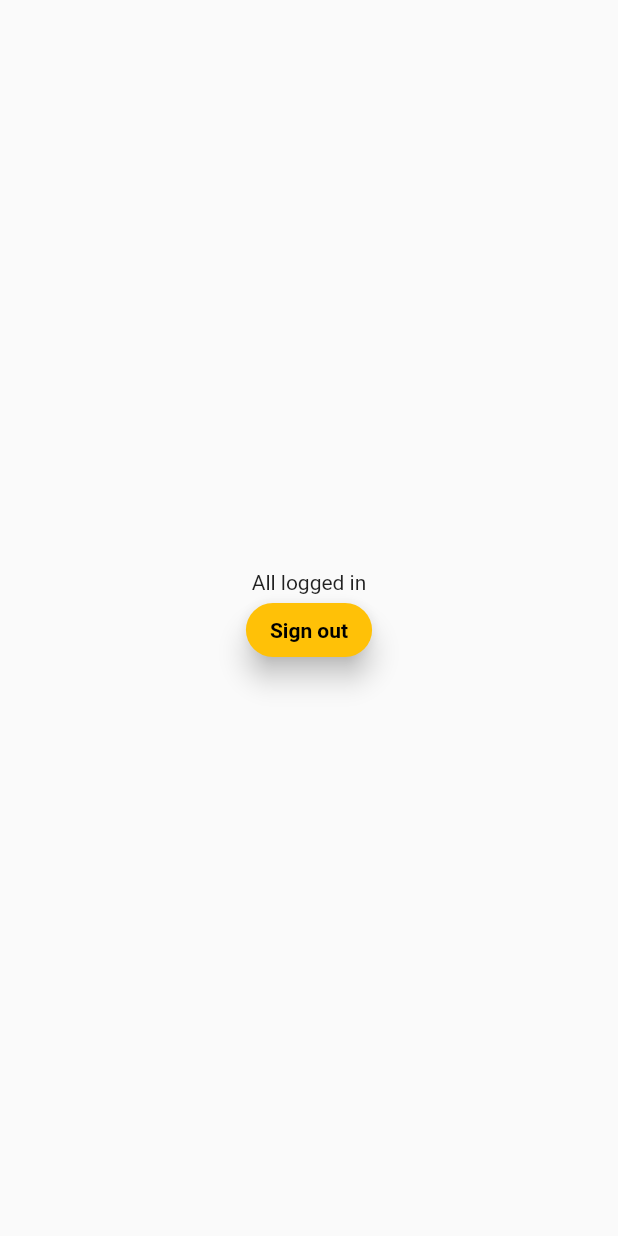
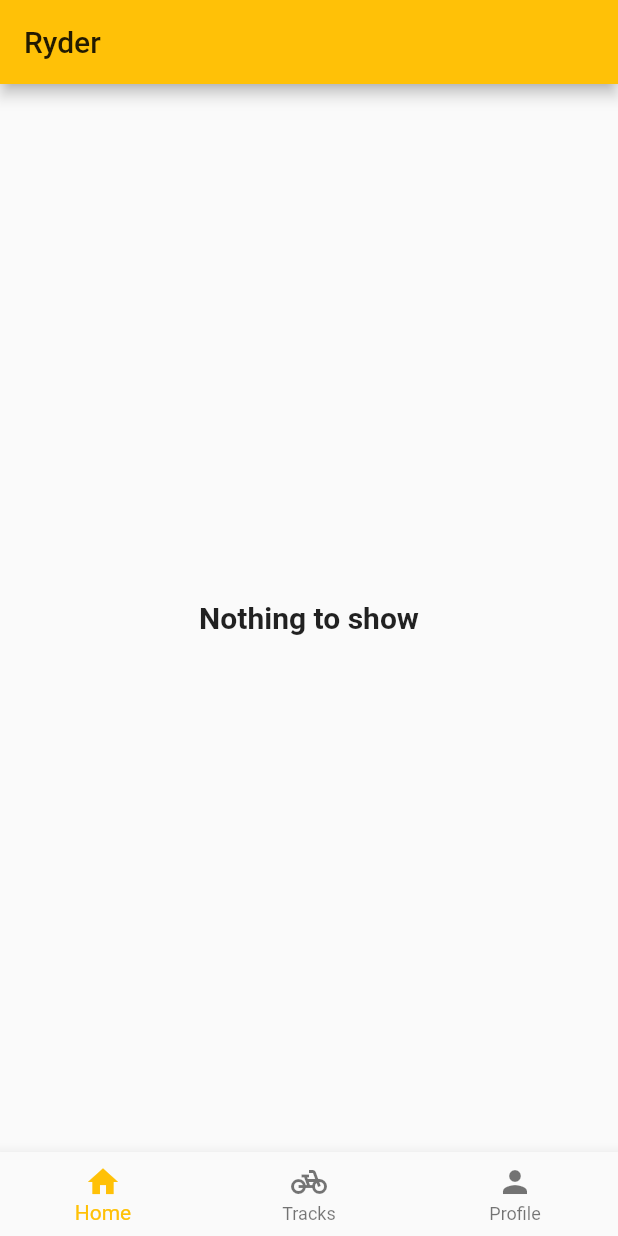
Before and after one commit to spicybackend/ryder, a Flutter app: the HomePage screen opened directly, on a phone screen of 412 x 824 dp. Run offline on Flutter 3.47's test engine with Material 2 defaults, Android fonts, the phone set to English and light mode, and no system bars; our stand-ins replace flutter_dotenv, flutter_svg, get_it, google_fonts, introduction_screen, shared_preferences and 2 more; accounts and stored records are empty; statements that could not run were skipped.

Commit message:
Add placeholder home, tracks and profile pages

```diff
--- a/lib/widgets/home_page.dart
+++ b/lib/widgets/home_page.dart
@@ -1,11 +1,9 @@
 import 'package:flutter/material.dart';
 import 'package:ryder/services/profile_service.dart';
 
-import '../services/auth_service.dart';
 import '../utils/dependency_injection.dart';
 import 'introduction_wizard.dart';
 
-final _authService = injected<AuthService>();
 final _profileService = injected<ProfileService>();
 
 class HomePage extends StatefulWidget {
@@ -14,6 +12,41 @@
 }
 
 class _HomePageState extends State<HomePage> {
+  int _selectedIndex = 0;
+
+  static List<Widget> _widgetOptions = <Widget>[
+    Text(
+      'Nothing to show',
+      style: TextStyle(fontSize: 20, fontWeight: FontWeight.bold),
+    ),
+    Column(
+      mainAxisAlignment: MainAxisAlignment.center,
+      children: [
+        Text(
+          'Tracks coming soon',
+          style: TextStyle(fontSize: 20, fontWeight: FontWeight.bold),
+        ),
+        Icon(Icons.construction),
+      ],
+    ),
+    Column(
+      mainAxisAlignment: MainAxisAlignment.center,
+      children: [
+        Text(
+          'Profile coming soon',
+          style: TextStyle(fontSize: 20, fontWeight: FontWeight.bold),
+        ),
+        Icon(Icons.construction),
+      ],
+    ),
+  ];
+
+  void _onItemTapped(int index) {
+    setState(() {
+      _selectedIndex = index;
+    });
+  }
+
   void initState() {
     super.initState();
     WidgetsBinding.instance!.addPostFrameCallback((_) async {
@@ -32,19 +65,29 @@
   @override
   Widget build(BuildContext context) {
     return Scaffold(
+      appBar: AppBar(
+        title: const Text('Ryder'),
+      ),
       body: Center(
-        child: Column(
-          mainAxisAlignment: MainAxisAlignment.center,
-          children: [
-            Text("All logged in"),
-            ElevatedButton(
-              onPressed: () async {
-                await _authService.signOut();
-              },
-              child: Text("Sign out"),
-            ),
-          ],
-        ),
+        child: _widgetOptions.elementAt(_selectedIndex),
+      ),
+      bottomNavigationBar: BottomNavigationBar(
+        items: const <BottomNavigationBarItem>[
+          BottomNavigationBarItem(
+            icon: Icon(Icons.home),
+            label: 'Home',
+          ),
+          BottomNavigationBarItem(
+            icon: Icon(Icons.pedal_bike),
+            label: 'Tracks',
+          ),
+          BottomNavigationBarItem(
+            icon: Icon(Icons.person),
+            label: 'Profile',
+          ),
+        ],
+        currentIndex: _selectedIndex,
+        onTap: _onItemTapped,
       ),
     );
   }
```
